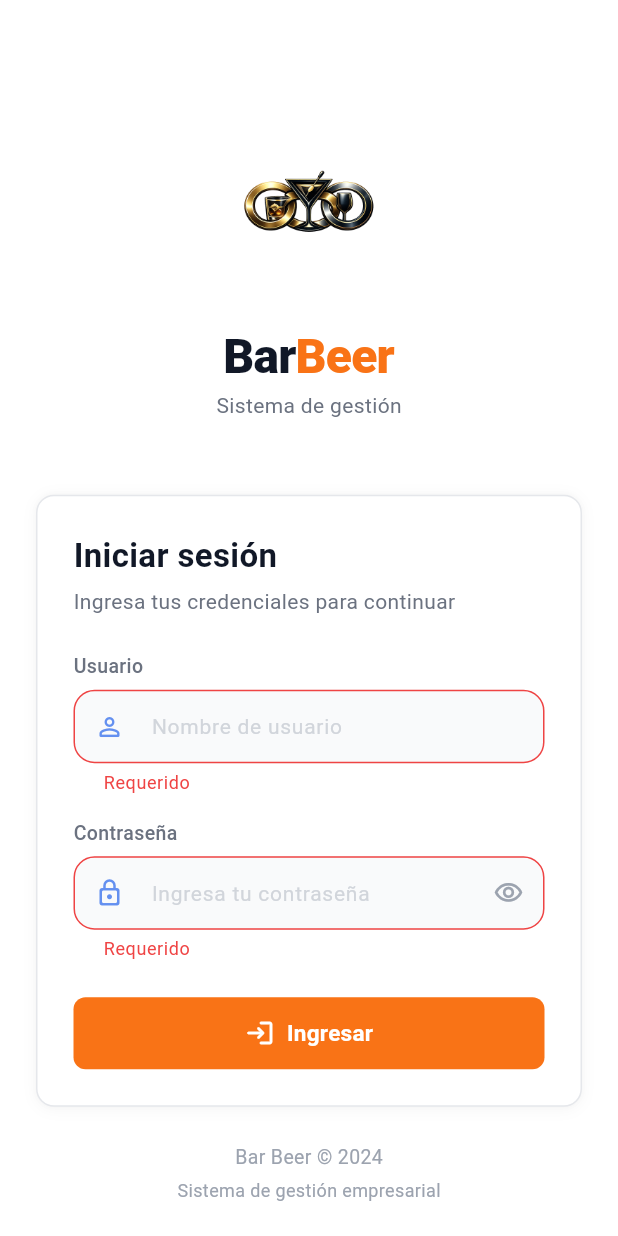
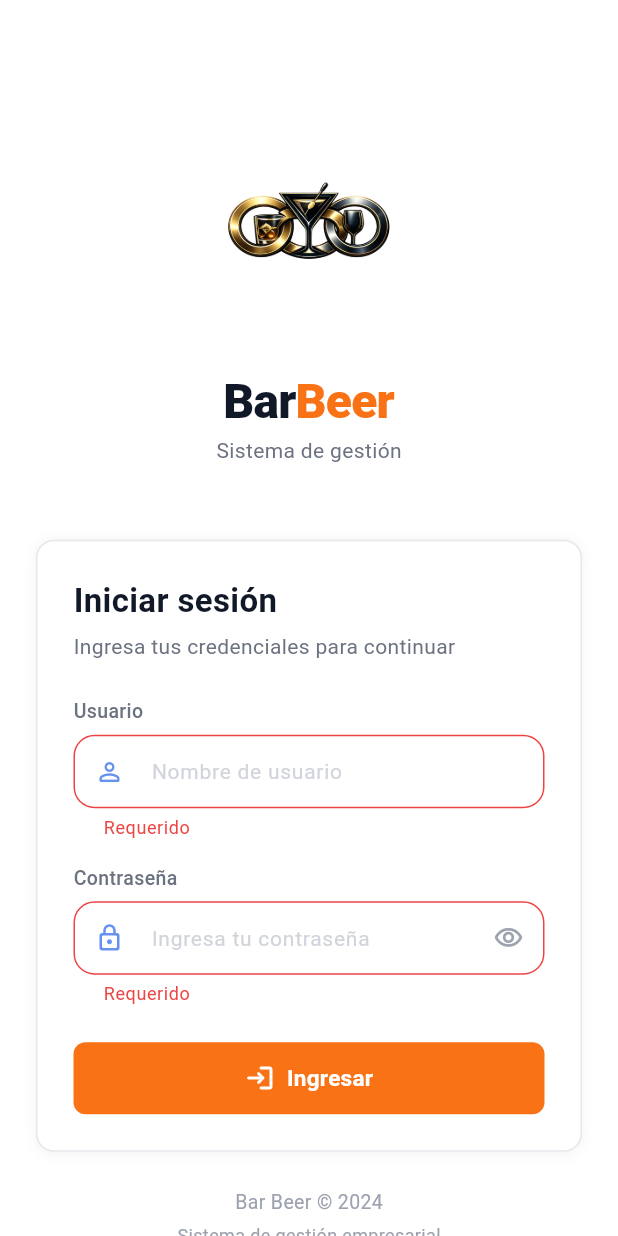
Before and after one commit to keyli-github/barbeer, a Flutter app: the screen it shows after launch, after a tap on "Ingresar", on a phone screen of 412 x 824 dp. Run offline on Flutter 3.47's test engine with Material 3 defaults, Android fonts, the phone set to English and light mode, and no system bars; our stand-ins replace cached_network_image, dio, fl_chart, flutter_riverpod, flutter_secure_storage, go_router; network calls fail.

Commit message:
feat(ui): dropdowns blancos, ElevatedButton naranja global, logos más grandes (52/150/160px)

```diff
--- a/lib/core/routes/app_router.dart
+++ b/lib/core/routes/app_router.dart
@@ -169,11 +169,11 @@ class _SplashState extends ConsumerState<_SplashScreen> {
       child: Column(
         mainAxisSize: MainAxisSize.min,
         children: [
-          // Logo real
+          // Logo real — más grande
           Image.asset(
             'assets/images/LOGO_GENERAL.png',
-            width: 120,
-            height: 120,
+            width: 160,
+            height: 160,
             fit: BoxFit.contain,
             errorBuilder: (_, __, ___) => Container(
               width: 96,
--- a/lib/core/theme/app_theme.dart
+++ b/lib/core/theme/app_theme.dart
@@ -20,7 +20,7 @@ class AppTheme {
       onError: Colors.white,
     ),
     scaffoldBackgroundColor: AppColors.background,
-    canvasColor: AppColors.background,
+    canvasColor: Colors.white, // Dropdown popup background blanco
     fontFamily: 'Roboto',
     textTheme: const TextTheme(
       displayLarge: AppTextStyles.displayLarge,
@@ -71,7 +71,7 @@ class AppTheme {
     ),
     inputDecorationTheme: InputDecorationTheme(
       filled: true,
-      fillColor: AppColors.backgroundAlt,
+      fillColor: Colors.white, // blanco, no grisáceo
       contentPadding: EdgeInsets.symmetric(horizontal: 16, vertical: 14),
       border: OutlineInputBorder(
         borderRadius: BorderRadius.circular(AppRadius.md),
@@ -83,7 +83,7 @@ class AppTheme {
       ),
       focusedBorder: OutlineInputBorder(
         borderRadius: BorderRadius.circular(AppRadius.md),
-        borderSide: BorderSide(color: AppColors.primary, width: 1.5),
+        borderSide: BorderSide(color: AppColors.brand, width: 1.5),
       ),
       errorBorder: OutlineInputBorder(
         borderRadius: BorderRadius.circular(AppRadius.md),
@@ -97,11 +97,22 @@ class AppTheme {
       labelStyle: AppTextStyles.bodyMedium,
       errorStyle: TextStyle(fontSize: 12, color: AppColors.error),
     ),
+    // DropdownButton menú — blanco limpio
+    dropdownMenuTheme: DropdownMenuThemeData(
+      menuStyle: MenuStyle(
+        backgroundColor: WidgetStatePropertyAll(Colors.white),
+        surfaceTintColor: WidgetStatePropertyAll(Colors.white),
+        elevation: WidgetStatePropertyAll(4),
+        shape: WidgetStatePropertyAll(
+          RoundedRectangleBorder(borderRadius: BorderRadius.circular(12)),
+        ),
+      ),
+    ),
     elevatedButtonTheme: ElevatedButtonThemeData(
       style: ElevatedButton.styleFrom(
-        backgroundColor: AppColors.primary,
+        backgroundColor: AppColors.brand, // naranja por defecto
         foregroundColor: Colors.white,
-        disabledBackgroundColor: Color(0x802563EB),
+        disabledBackgroundColor: AppColors.brand.withOpacity(0.5),
         elevation: 0,
         shadowColor: Colors.transparent,
         shape: RoundedRectangleBorder(
@@ -129,6 +140,13 @@ class AppTheme {
         ),
         padding: EdgeInsets.symmetric(vertical: 14),
       ),
+    ),
+    // Popup menu blanco para los selects expandidos
+    popupMenuTheme: PopupMenuThemeData(
+      color: Colors.white,
+      surfaceTintColor: Colors.white,
+      elevation: 4,
+      shape: RoundedRectangleBorder(borderRadius: BorderRadius.circular(12)),
     ),
     chipTheme: ChipThemeData(
       backgroundColor: AppColors.backgroundAlt,
--- a/lib/core/widgets/app_header.dart
+++ b/lib/core/widgets/app_header.dart
@@ -110,14 +110,14 @@ class AppHeader extends StatelessWidget implements PreferredSizeWidget {
 
                 // ── Actions + Logo ──
                 if (actions != null) ...actions!,
-                // Logo derecha — solo en pantallas principales
+                // Logo derecha — más grande y visible
                 if (!showBackButton)
                   Padding(
                     padding: const EdgeInsets.only(left: 8),
                     child: Image.asset(
                       'assets/images/LOGO_GENERAL.png',
-                      height: 44,
-                      width: 44,
+                      height: 52,
+                      width: 52,
                       fit: BoxFit.contain,
                       errorBuilder: (_, __, ___) => const SizedBox.shrink(),
                     ),
--- a/lib/features/auth/presentation/screens/login_screen.dart
+++ b/lib/features/auth/presentation/screens/login_screen.dart
@@ -121,11 +121,11 @@ class _LoginScreenState extends ConsumerState<LoginScreen>
 
   Widget _buildBrand() => Column(
     children: [
-      // Logo real LOGO_GENERAL.png
+      // Logo real LOGO_GENERAL.png — grande
       Image.asset(
         'assets/images/LOGO_GENERAL.png',
-        width: 120,
-        height: 120,
+        width: 150,
+        height: 150,
         fit: BoxFit.contain,
         errorBuilder: (_, __, ___) => Container(
           width: 96,
--- a/lib/features/productos/presentation/screens/productos_screen.dart
+++ b/lib/features/productos/presentation/screens/productos_screen.dart
@@ -374,7 +374,7 @@ class _FiltersSectionState extends State<_FiltersSection> {
                 vertical: AppSpacing.sm,
               ),
               filled: true,
-              fillColor: AppColors.backgroundAlt,
+              fillColor: Colors.white,
               border: OutlineInputBorder(
                 borderRadius: BorderRadius.circular(
                   spacing.AppSpacing.radiusMD,
```
